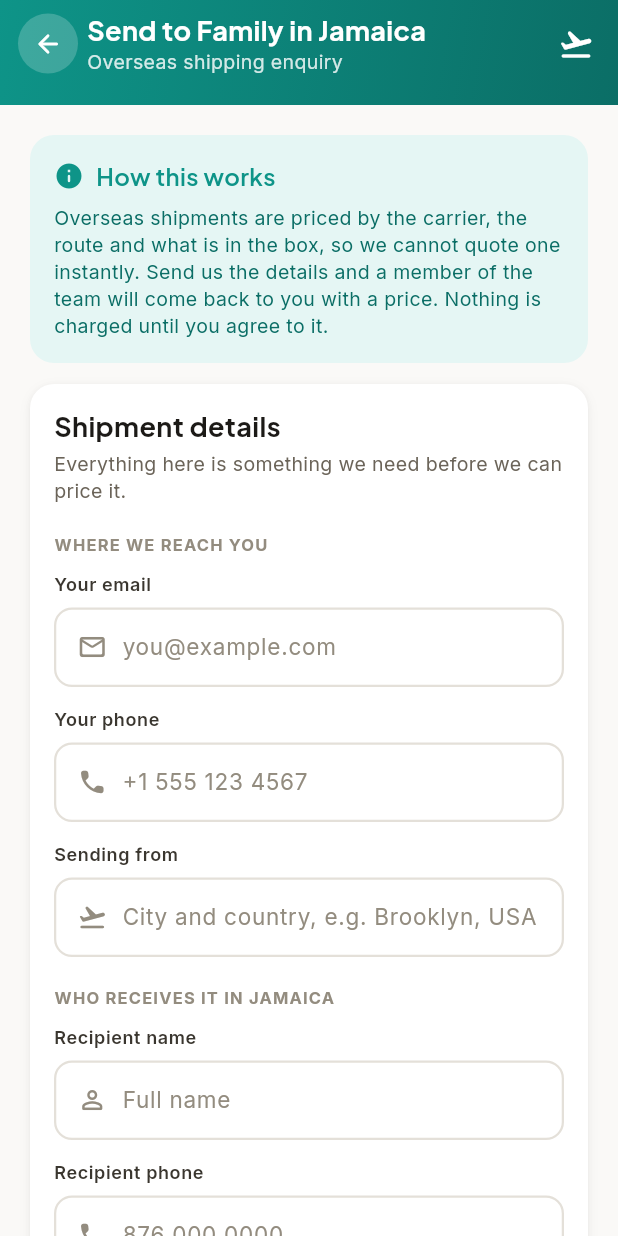
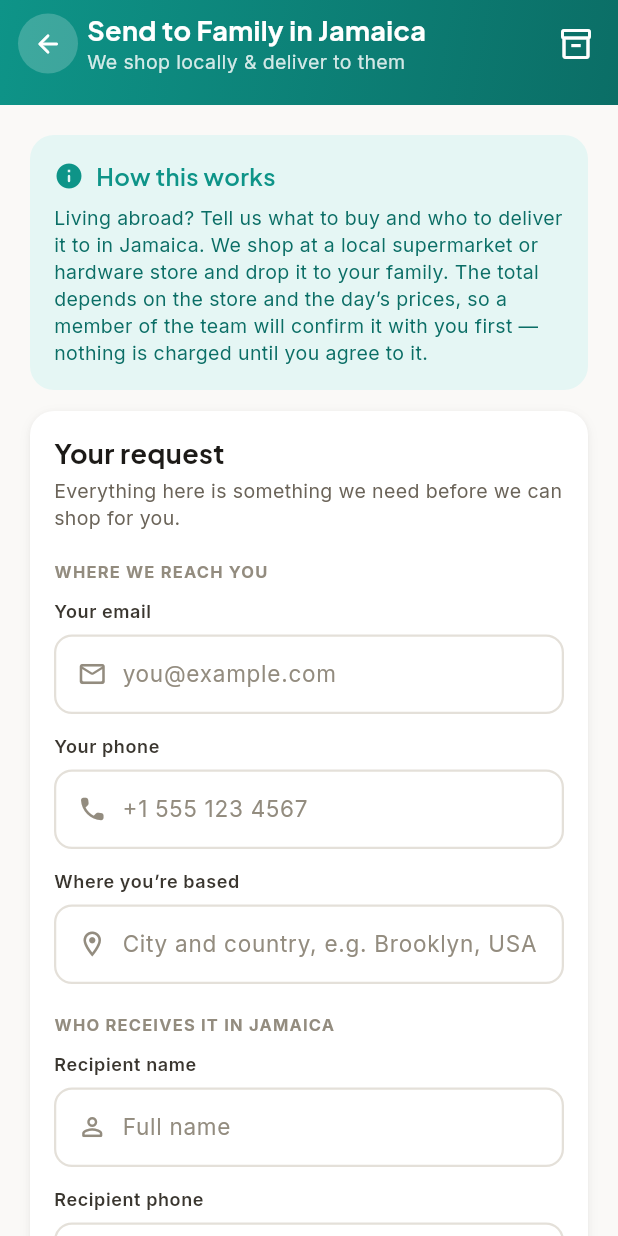
Before and after one commit to derionscarlett-lang/Shipeast-App, a Flutter app: the OverseasOrderScreen screen opened by its route, on a phone screen of 412 x 824 dp. Run offline on Flutter 3.47's test engine with Material 3 defaults, Android fonts, the phone set to English and light mode, and no system bars; our stand-ins replace cached_network_image, cloud_firestore, cloud_functions, firebase_auth, firebase_core, firebase_messaging and 5 more; accounts and stored records are empty; network calls fail.

Commit message:
feat(overseas): reframe as local Shop & Deliver, not overseas shipping
The "overseas" feature is a local errand, not a shipment: a customer
abroad asks ShipEast to buy from a local Jamaican store and deliver to
their family. It had shipped framed as "Overseas shipping enquiry" with
a weight field and a customs-prohibited-items warning — neither of which
applies.

Customer app + admin panel copy reframed to "Shop & Deliver": explainer,
labels (Sending from → Based in, Contents → Shopping list, What you are
sending → What to buy), shopping-oriented categories, nav/page titles and
table columns. The shipping-centric weight field is replaced by an
optional free-text budget field (Firestore key `budget`); the customs
warning is replaced by a plain note on everyday retail goods.

Firestore collection/field keys are unchanged (rules + existing docs keep
working); only estimatedWeightKg → budget, and rules comments updated.
The separate package-courier weight feature is untouched.

Tests updated & green: overseas_inquiry_test.dart (23),
test-overseas-status.mjs (18), check-status-parity.mjs.

Co-Authored-By: Claude Opus 4.8 <noreply@anthropic.com>

```diff
--- a/customer_app/lib/models/overseas_inquiry.dart
+++ b/customer_app/lib/models/overseas_inquiry.dart
@@ -1,25 +1,31 @@
-/// Overseas shipping enquiries — the vocabulary shared by the customer app and
+/// Shop-and-deliver requests — the vocabulary shared by the customer app and
 /// the admin panel.
 ///
-/// ## Why this is an enquiry and not an order
+/// ## What this service actually is
 ///
-/// An overseas shipment is priced by carrier, route, dimensional weight and
-/// customs classification. None of that is in this system, so nothing here can
-/// quote a price, and a screen that took payment for one would be making a
-/// promise the business cannot keep — the defect Phase 5 existed to remove.
+/// ShipEast is not a courier and nothing is shipped across a border. A person
+/// living abroad asks us to shop for their family **inside Jamaica**: we go to
+/// a local supermarket or hardware store, buy what they asked for, and deliver
+/// it to their relative's door. No carrier, no customs, no freight — a local
+/// errand paid for from overseas.
 ///
-/// What it *can* honestly do is take a complete, structured request and put it
-/// in front of a human who will price it and reply. That is what this is: a
-/// request for a quote, with a status the admin moves and the customer can see.
-/// The customer is told a person will come back to them, and now a person
-/// actually can, because the request lands somewhere with a queue behind it.
+/// ## Why it is a request and not an order
+///
+/// The total depends on which store we use and what the goods cost on the day,
+/// so nothing here can quote a price up front, and a screen that took payment
+/// for one would be making a promise the business cannot keep. What it *can*
+/// honestly do is take a complete, structured request and put it in front of a
+/// human who confirms the total and replies. That is what this is: a request
+/// for a quote, with a status the admin moves and the customer can see. The
+/// customer is told a person will come back to them, and now a person actually
+/// can, because the request lands somewhere with a queue behind it.
 ///
 /// Mirrored by `admin_panel/overseas-status.js`. Edit both, or neither.
 library;
 
 import 'package:cloud_firestore/cloud_firestore.dart';
 
-/// Where an enquiry is in the handling process. Only an admin moves it.
+/// Where a request is in the handling process. Only an admin moves it.
 class OverseasStatus {
   OverseasStatus._();
 
@@ -29,13 +35,13 @@ class OverseasStatus {
   /// An admin has reached out to the customer.
   static const String contacted = 'contacted';
 
-  /// A price has been given and we are waiting on the customer.
+  /// A total has been given and we are waiting on the customer.
   static const String quoted = 'quoted';
 
-  /// Handled and finished — shipped, or the customer went elsewhere.
+  /// Handled and finished — shopped and delivered, or the customer stepped away.
   static const String closed = 'closed';
 
-  /// We cannot ship it: prohibited item, unserviceable route, no carrier.
+  /// We cannot do it: item we won't buy, or somewhere we don't deliver.
   static const String declined = 'declined';
 
   static const List<String> all = <String>[
@@ -52,7 +58,7 @@ class OverseasStatus {
   static const List<String> terminal = <String>[closed, declined];
 
   /// Never lets an unrecognised value through to the UI as a raw slug.
-  /// An enquiry with no status is one that was just written — `new`.
+  /// A request with no status is one that was just written — `new`.
   static String of(Object? raw) {
     if (raw is String && all.contains(raw)) return raw;
     return submitted;
@@ -68,7 +74,7 @@ class OverseasStatus {
       case contacted:
         return 'We’ve been in touch';
       case quoted:
-        return 'Quote sent';
+        return 'Total sent';
       case closed:
         return 'Closed';
       case declined:
@@ -85,29 +91,30 @@ class OverseasStatus {
       case contacted:
         return 'Someone from ShipEast has reached out about this request.';
       case quoted:
-        return 'We have sent you a price. Reply to that message to go ahead.';
+        return 'We’ve sent you the total. Reply to that message to go ahead.';
       case closed:
         return 'This request has been handled and closed.';
       case declined:
-        return 'We could not ship this one. Check your email for the reason.';
+        return 'We couldn’t take this one on. Check your email for the reason.';
       default:
-        return 'We have your request and will get back to you with a price.';
+        return 'We have your request and will get back to you with the total.';
     }
   }
 }
 
-/// The kinds of thing people actually send home. `other` exists because the
+/// The kinds of thing people ask us to buy locally. `other` exists because the
 /// list is a shortcut, not a gate — a request we cannot categorise is still a
 /// request we want.
 class OverseasItemCategory {
   OverseasItemCategory._();
 
   static const List<String> all = <String>[
-    'Documents',
-    'Clothing & shoes',
-    'Food & groceries',
+    'Groceries & food',
+    'Household & cleaning',
+    'Hardware & building',
+    'Baby & childcare',
+    'Pharmacy & health',
     'Electronics',
-    'Medical supplies',
     'Gifts',
     'Other',
   ];
@@ -146,10 +153,6 @@ class OverseasLimits {
   static const int description = 1000;
   static const int notes = 1000;
   static const int email = 320;
-
-  /// Above this the request is freight, not a parcel, and belongs in a
-  /// conversation rather than a form.
-  static const double maxWeightKg = 100;
 }
 
 /// Accepts anything with a local part, an `@`, a dot-bearing domain and no
@@ -169,22 +172,6 @@ bool isPlausiblePhone(String input) {
   return digits.length >= 7 && digits.length <= 15;
 }
 
-/// Optional numeric field: blank is fine, junk is not.
-///
-/// Returns `null` for a blank input *and* for an invalid one, so the caller
-/// must ask [OverseasInquiryDraft.errors] rather than inferring from `null` —
-/// silently dropping a weight the customer typed is how a 40 kg barrel gets
-/// quoted as a letter.
-double? parseOptionalWeightKg(String input) {
-  final text = input.trim().replaceAll(',', '.');
-  if (text.isEmpty) return null;
-  final value = double.tryParse(text);
-  if (value == null || value <= 0 || value.isNaN || value.isInfinite) {
-    return null;
-  }
-  return value;
-}
-
 /// A filled-in form, before it becomes a document.
 ///
 /// Kept separate from the widget so validation is a pure function with a test
@@ -199,7 +186,12 @@ class OverseasInquiryDraft {
   final String recipientParish;
   final String itemCategory;
   final String itemDescription;
-  final String weightKgRaw;
+
+  /// What the customer is happy to spend, in their own words — "J$10,000",
+  /// "US$70", "up to 15k". Free text on purpose: the number is only a
+  /// guideline for the shopper, and forcing a single currency on a customer
+  /// abroad paying for goods priced locally would reject more than it helps.
+  final String budgetRaw;
   final String notes;
 
   const OverseasInquiryDraft({
@@ -212,7 +204,7 @@ class OverseasInquiryDraft {
     this.recipientParish = '',
     this.itemCategory = '',
     this.itemDescription = '',
-    this.weightKgRaw = '',
+    this.budgetRaw = '',
     this.notes = '',
   });
 
@@ -230,7 +222,7 @@ class OverseasInquiryDraft {
       e['contactPhone'] = 'Enter a phone number, including the country code';
     }
     if (originCountry.trim().isEmpty) {
-      e['originCountry'] = 'Where are you sending from?';
+      e['originCountry'] = 'Where are you based?';
     }
     if (recipientName.trim().isEmpty) {
       e['recipientName'] = 'Who is receiving this in Jamaica?';
@@ -251,27 +243,18 @@ class OverseasInquiryDraft {
       e['recipientParish'] = 'Choose the parish';
     }
     if (!OverseasItemCategory.all.contains(itemCategory)) {
-      e['itemCategory'] = 'Choose what you are sending';
+      e['itemCategory'] = 'Choose what you are buying';
     }
     if (itemDescription.trim().length < 3) {
-      // Customs needs to know what is in the box. "Stuff" is not a declaration.
-      e['itemDescription'] = 'Describe the contents — customs will ask';
-    }
-
-    final weightText = weightKgRaw.trim();
-    if (weightText.isNotEmpty) {
-      final kg = parseOptionalWeightKg(weightText);
-      if (kg == null) {
-        e['weightKgRaw'] = 'Enter a weight in kg, or leave it blank';
-      } else if (kg > OverseasLimits.maxWeightKg) {
-        e['weightKgRaw'] =
-            'Over ${OverseasLimits.maxWeightKg.toStringAsFixed(0)} kg is freight — '
-            'call us and we will quote it properly';
-      }
+      // The shopper needs to know exactly what to pick off the shelf.
+      e['itemDescription'] = 'List what you’d like us to buy';
     }
 
     if (itemDescription.trim().length > OverseasLimits.description) {
       e['itemDescription'] = 'Please shorten this a little';
+    }
+    if (budgetRaw.trim().length > OverseasLimits.shortField) {
+      e['budgetRaw'] = 'Please shorten this a little';
     }
     if (notes.trim().length > OverseasLimits.notes) {
       e['notes'] = 'Please shorten this a little';
@@ -284,13 +267,13 @@ class OverseasInquiryDraft {
 
   /// The document body. Admin-only fields (`adminNote`, `handledBy`,
   /// `handledAt`) are absent on purpose: firestore.rules rejects a create that
-  /// carries them, so a modified client cannot file an enquiry that already
+  /// carries them, so a modified client cannot file a request that already
   /// claims to have been handled.
   Map<String, dynamic> toFirestore({
     required String customerId,
     required String customerName,
   }) {
-    final weight = parseOptionalWeightKg(weightKgRaw);
+    final budget = budgetRaw.trim();
     return <String, dynamic>{
       'customerId': customerId,
       'customerName': customerName,
@@ -303,14 +286,16 @@ class OverseasInquiryDraft {
       'recipientParish': recipientParish,
       'itemCategory': itemCategory,
       'itemDescription': itemDescription.trim(),
-      'estimatedWeightKg': weight,
+      // Null, not '' — an omitted budget is "spend what it takes", which the
+      // panel shows as "—" rather than an empty string that reads as a blank.
+      'budget': budget.isEmpty ? null : budget,
       'notes': notes.trim(),
       'status': OverseasStatus.submitted,
     };
   }
 }
 
-/// An enquiry read back from Firestore, for the customer's own list.
+/// A request read back from Firestore, for the customer's own list.
 class OverseasInquiry {
   final String id;
   final String status;
@@ -337,7 +322,7 @@ class OverseasInquiry {
       recipientName: (data['recipientName'] as String?) ?? '—',
       recipientParish: (data['recipientParish'] as String?) ?? '',
       // serverTimestamp() resolves after the local write, so a just-submitted
-      // enquiry legitimately has no date for a moment.
+      // request legitimately has no date for a moment.
       createdAt: created is Timestamp ? created.toDate() : null,
     );
   }
--- a/customer_app/lib/screens/home_screen.dart
+++ b/customer_app/lib/screens/home_screen.dart
@@ -651,20 +651,20 @@ class _HomeScreenState extends State<HomeScreen> {
                   color: Colors.white.withValues(alpha: 0.18),
                   shape: BoxShape.circle,
                 ),
-                child: const Icon(SeIcons.plane, size: 24, color: Colors.white),
+                child: const Icon(SeIcons.packages, size: 24, color: Colors.white),
               ),
               const SizedBox(width: 12),
               Expanded(
                 child: Column(
                   crossAxisAlignment: CrossAxisAlignment.start,
                   children: [
-                    // Not "Order for Family in Jamaica". Overseas shipping is
-                    // quoted by hand, so the banner promises what the screen
-                    // behind it actually does: a request, answered by a person.
+                    // The total is confirmed by hand, so the banner promises
+                    // what the screen behind it actually does: a request to
+                    // shop and deliver, answered by a person.
                     Text('Send to Family in Jamaica',
                         style: SeType.title.copyWith(color: Colors.white)),
                     const SizedBox(height: 2),
-                    Text('Living overseas? Ask us for a shipping quote',
+                    Text('Abroad? We’ll shop locally & deliver to them',
                         style: SeType.bodyS.copyWith(
                             color: Colors.white.withValues(alpha: 0.85))),
                   ],
--- a/customer_app/lib/screens/overseas_order_screen.dart
+++ b/customer_app/lib/screens/overseas_order_screen.dart
@@ -1,4 +1,11 @@
-/// Overseas shipping — a real request form, answered by a real person.
+/// Shop-and-deliver — a real request form, answered by a real person.
+///
+/// ## What this actually is
+///
+/// Not shipping. A person living abroad asks us to shop for their family
+/// **inside Jamaica** — we go to a local supermarket or hardware store, buy
+/// what they asked for, and deliver it to their relative's door. No carrier,
+/// no customs, no freight: a local errand paid for from overseas.
 ///
 /// ## What was here before
 ///
@@ -7,24 +14,20 @@
 /// The screen contained **zero** Firestore writes, so even in the best case —
 /// a form that loaded — nothing reached the system. In the actual case both
 /// URLs fail, the customer sees "Connection Error", and a person who wanted to
-/// send groceries home to family in Jamaica is told the internet is broken.
-///
-/// Then it was an email waitlist: honest, but it recorded only that somebody
-/// was interested, not what they wanted to send. Every one of those still
-/// needed a phone call before anything could be priced.
+/// buy groceries for family in Jamaica is told the internet is broken.
 ///
 /// ## What it is now
 ///
-/// A structured enquiry. The customer describes the shipment; it is written to
-/// `overseasInquiries`; the admin panel has a page for them where an operator
-/// works the queue and moves the status; the customer sees that status move
-/// here. No price is quoted and no payment is taken, because an overseas
-/// shipment is priced by carrier, route and customs classification and none of
-/// that lives in this system. Quoting one anyway would be the same defect in a
-/// more confident voice.
+/// A structured request. The customer describes what to buy and where to
+/// deliver it; it is written to `overseasInquiries`; the admin panel has a
+/// page for them where an operator works the queue and moves the status; the
+/// customer sees that status move here. No price is quoted and no payment is
+/// taken, because the total depends on the store and what the goods cost on
+/// the day. Quoting one up front anyway would be a promise the business cannot
+/// keep.
 ///
 /// So the promise on this screen is exactly the one the business can keep:
-/// tell us what you want to send, and a person will come back to you.
+/// tell us what to buy, and a person will come back to you with the total.
 library;
 
 import 'package:firebase_auth/firebase_auth.dart';
@@ -58,7 +61,7 @@ class _OverseasOrderScreenState extends State<OverseasOrderScreen> {
   final _recipientPhone = TextEditingController();
   final _recipientAddress = TextEditingController();
   final _description = TextEditingController();
-  final _weight = TextEditingController();
+  final _budget = TextEditingController();
   final _notes = TextEditingController();
 
   String _parish = '';
@@ -89,7 +92,7 @@ class _OverseasOrderScreenState extends State<OverseasOrderScreen> {
     // Pre-filled from the signed-in account. Most people want to be reached on
     // the details they already gave us, and retyping them is friction with no
     // purpose — but both stay editable, because the person paying is not
-    // always the person to call about a shipment.
+    // always the person to call about the request.
     final user = FirebaseAuth.instance.currentUser;
     if (user?.email != null) _email.text = user!.email!;
     if (user?.phoneNumber != null) _phone.text = user!.phoneNumber!;
@@ -105,7 +108,7 @@ class _OverseasOrderScreenState extends State<OverseasOrderScreen> {
       _recipientPhone,
       _recipientAddress,
       _description,
-      _weight,
+      _budget,
       _notes,
     ]) {
       c.dispose();
@@ -123,7 +126,7 @@ class _OverseasOrderScreenState extends State<OverseasOrderScreen> {
         recipientParish: _parish,
         itemCategory: _category,
         itemDescription: _description.text,
-        weightKgRaw: _weight.text,
+        budgetRaw: _budget.text,
         notes: _notes.text,
       );
 
@@ -164,7 +167,7 @@ class _OverseasOrderScreenState extends State<OverseasOrderScreen> {
       _recipientPhone.clear();
       _recipientAddress.clear();
       _description.clear();
-      _weight.clear();
+      _budget.clear();
       _notes.clear();
       _parish = '';
       _category = '';
@@ -182,9 +185,9 @@ class _OverseasOrderScreenState extends State<OverseasOrderScreen> {
         children: [
           const SeGradientHeader(
             title: 'Send to Family in Jamaica',
-            subtitle: 'Overseas shipping enquiry',
+            subtitle: 'We shop locally & deliver to them',
             gradient: _oceanGradient,
-            trailing: Icon(SeIcons.plane, size: 24, color: Colors.white),
+            trailing: Icon(SeIcons.packages, size: 24, color: Colors.white),
           ),
           Expanded(
             child: SingleChildScrollView(
@@ -233,10 +236,11 @@ class _OverseasOrderScreenState extends State<OverseasOrderScreen> {
             ),
             const SizedBox(height: 8),
             Text(
-              'Overseas shipments are priced by the carrier, the route and what '
-              'is in the box, so we cannot quote one instantly. Send us the '
-              'details and a member of the team will come back to you with a '
-              'price. Nothing is charged until you agree to it.',
+              'Living abroad? Tell us what to buy and who to deliver it to in '
+              'Jamaica. We shop at a local supermarket or hardware store and '
+              'drop it to your family. The total depends on the store and the '
+              'day’s prices, so a member of the team will confirm it with you '
+              'first — nothing is charged until you agree to it.',
               style: SeType.bodyS.copyWith(color: const Color(0xFF0B6E66)),
             ),
           ],
@@ -248,10 +252,10 @@ class _OverseasOrderScreenState extends State<OverseasOrderScreen> {
         child: Column(
           crossAxisAlignment: CrossAxisAlignment.stretch,
           children: [
-            Text('Shipment details', style: SeType.h3),
+            Text('Your request', style: SeType.h3),
             const SizedBox(height: 4),
             Text(
-              'Everything here is something we need before we can price it.',
+              'Everything here is something we need before we can shop for you.',
               style: SeType.bodyS.copyWith(color: SeColors.ink500),
             ),
 
@@ -276,9 +280,9 @@ class _OverseasOrderScreenState extends State<OverseasOrderScreen> {
             const SizedBox(height: 14),
             SeTextField(
               controller: _origin,
-              label: 'Sending from',
+              label: 'Where you’re based',
               hint: 'City and country, e.g. Brooklyn, USA',
-              icon: SeIcons.plane,
+              icon: SeIcons.location,
               errorText: _errors['originCountry'],
             ),
 
@@ -321,7 +325,7 @@ class _OverseasOrderScreenState extends State<OverseasOrderScreen> {
               onPick: (v) => setState(() => _parish = v),
             ),
 
-            _sectionLabel('What you are sending'),
+            _sectionLabel('What to buy'),
             _pickerField(
               label: 'Category',
               value: _category,
@@ -334,8 +338,8 @@ class _OverseasOrderScreenState extends State<OverseasOrderScreen> {
             const SizedBox(height: 14),
             SeTextField(
               controller: _description,
-              label: 'Contents',
-              hint: 'e.g. 3 tins of ackee, 2 packs of rice, one t-shirt',
+              label: 'Shopping list',
+              hint: 'e.g. 3 tins of ackee, 2 packs of rice, 1 box of milk',
               icon: SeIcons.note,
               minLines: 2,
               maxLines: 4,
@@ -343,12 +347,11 @@ class _OverseasOrderScreenState extends State<OverseasOrderScreen> {
             ),
             const SizedBox(height: 14),
             SeTextField(
-              controller: _weight,
-              label: 'Approximate weight in kg (optional)',
-              hint: 'e.g. 4.5',
+              controller: _budget,
+              label: 'Approximate budget (optional)',
+              hint: 'e.g. J\$10,000 or US\$70',
               icon: SeIcons.scales,
-              keyboardType: const TextInputType.numberWithOptions(decimal: true),
-              errorText: _errors['weightKgRaw'],
+              errorText: _errors['budgetRaw'],
             ),
             const SizedBox(height: 14),
             SeTextField(
@@ -362,19 +365,21 @@ class _OverseasOrderScreenState extends State<OverseasOrderScreen> {
             ),
 
             const SizedBox(height: 12),
-            // Said before submitting, not after a shipment is refused at the
-            // airport. A customer who reads this and changes what they send has
-            // been served better than one we had to phone to say no to.
+            // Said before submitting, so a customer knows what to expect. We
+            // buy ordinary retail goods; alcohol, tobacco, prescription drugs
+            // and anything a store won't sell us are the exceptions, and it is
+            // kinder to say so here than on the phone afterwards.
             Row(
               crossAxisAlignment: CrossAxisAlignment.start,
               children: [
-                const Icon(SeIcons.warning, size: 16, color: SeColors.warning),
+                const Icon(SeIcons.info, size: 16, color: SeColors.ocean500),
                 const SizedBox(width: 8),
                 Expanded(
                   child: Text(
-                    'Cash, weapons, perishables and anything a carrier or '
-                    'Jamaica Customs prohibits cannot be shipped. We will tell '
-                    'you if what you have described is a problem.',
+                    'We shop for everyday supermarket and hardware goods. '
+                    'Alcohol, tobacco, prescription medicine and anything a '
+                    'store cannot legally sell us are the exceptions — we’ll '
+                    'tell you if something on your list is a problem.',
                     style: SeType.bodyS.copyWith(color: SeColors.ink500),
                   ),
                 ),
@@ -419,7 +424,7 @@ class _OverseasOrderScreenState extends State<OverseasOrderScreen> {
                     const SizedBox(height: 2),
                     Text(
                       'Reference #$ref. We will reply to '
-                      '${_email.text.trim()} with a price.',
+                      '${_email.text.trim()} with the total.',
                       style: SeType.bodyS.copyWith(color: SeColors.ink500),
                     ),
                   ],
```
Also changed, not shown: 5 other files.
